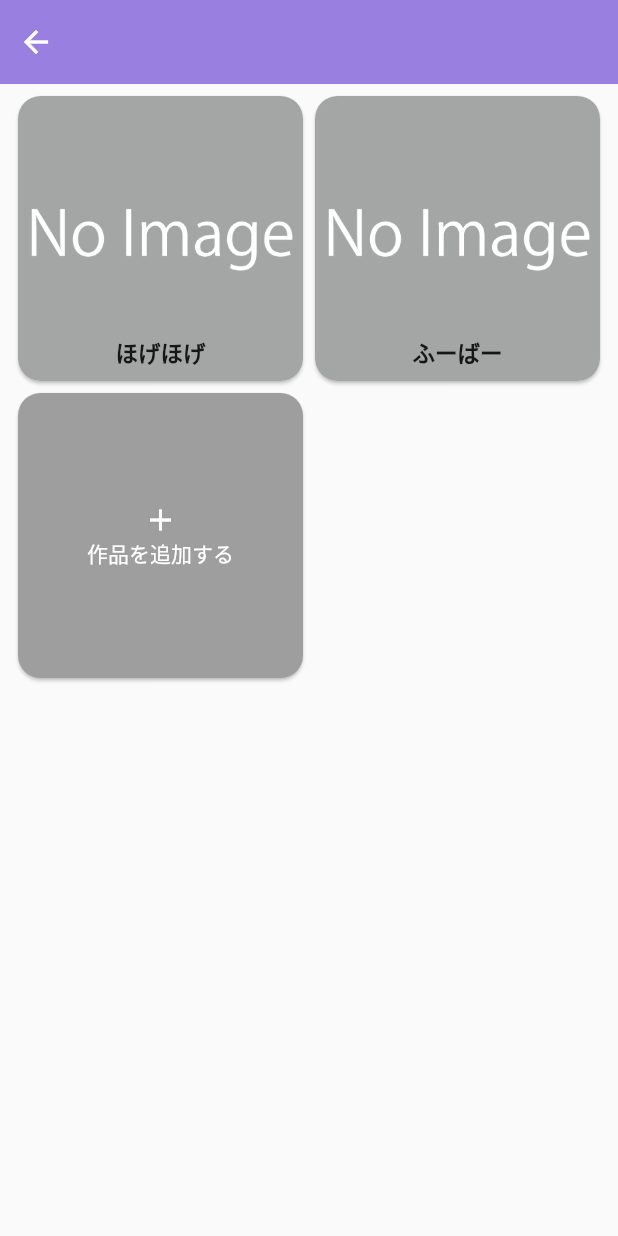
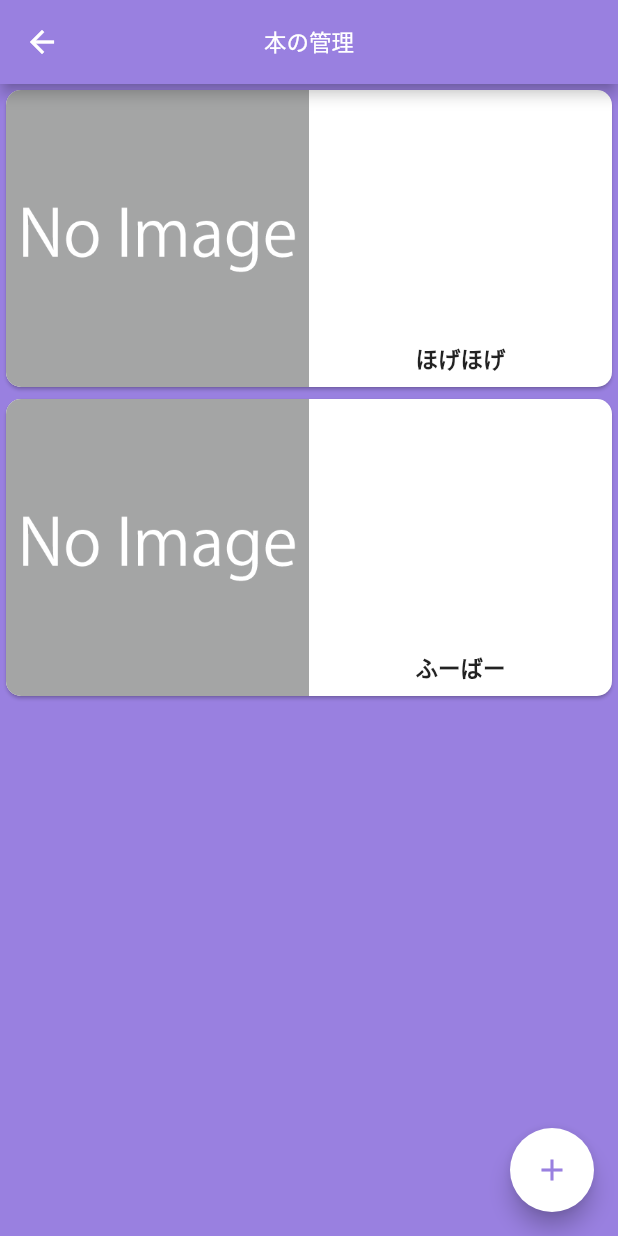
Before and after one commit to san-taki/dojin_hub, a Flutter app: the ProductListScreen screen opened by its route, on a phone screen of 412 x 824 dp. Run offline on Flutter 3.47's test engine with Material 2 defaults, Android fonts, the light colour scheme and no system bars; our stand-ins replace file_picker, fl_chart, flutter_hooks, flutter_riverpod, flutter_svg, fluttertoast and 6 more; missing offline and left inert: enum_to_string, package_info_plus_web; accounts and stored records are empty; statements that could not run were skipped.

Commit message:
ProductList修正

```diff
--- a/lib/ui/component/appbar/common_appbar.dart
+++ b/lib/ui/component/appbar/common_appbar.dart
@@ -20,8 +20,8 @@ class CommonAppBar extends ComponentType implements PreferredSizeWidget {
             title!,
             style: TextStyle(
               color: appColors.primaryText,
-              fontSize: AppFontSize.title,
-              fontWeight: AppFontWeight.title,
+              fontSize: AppFontSize.body,
+              fontWeight: AppFontWeight.body,
             ),
           )
         : null;
@@ -30,15 +30,10 @@ class CommonAppBar extends ComponentType implements PreferredSizeWidget {
   @override
   Widget build(BuildContext context) {
     var appColors = useProvider(appColorsProvider).state;
-
-    return Container(
-      color: appColors.primary,
-      padding: EdgeInsets.only(top: MediaQuery.of(context).padding.top),
-      child: Stack(
-        children: [
-          Align(
-            alignment: Alignment.centerLeft,
-            child: Visibility(
+    return AppBar(
+      centerTitle: true,
+      backgroundColor: appColors.primary,
+      leading: Visibility(
         visible: Navigator.of(context).canPop(),
         child: IconButton(
           icon: Icon(
@@ -48,20 +43,13 @@ class CommonAppBar extends ComponentType implements PreferredSizeWidget {
           onPressed: () => Navigator.of(context).pop(),
         ),
       ),
-          ),
-          Align(
-            alignment: Alignment.center,
-            child: createTitle(appColors),
-          ),
-          Align(
-            alignment: Alignment.centerRight,
-            child: Visibility(
+      title: createTitle(appColors),
+      actions: [
+        Visibility(
           visible: actionButton != null,
           child: actionButton ?? Center(),
         ),
-          ),
       ],
-      ),
     );
   }
 
--- a/lib/ui/screen/home_screen.dart
+++ b/lib/ui/screen/home_screen.dart
@@ -1,4 +1,5 @@
 import 'package:dojin_hub/app/data_model/app_colors.dart';
+import 'package:dojin_hub/app/style_constants.dart';
 import 'package:dojin_hub/di/app_provider.dart';
 import 'package:dojin_hub/di/screen_model_provider.dart';
 import 'package:dojin_hub/log/debug_log.dart';
@@ -19,18 +20,19 @@ class HomeScreen extends HookWidget implements ScreenType {
     var appColors = useProvider(appColorsProvider).state;
 
     return Scaffold(
-      appBar: HomeScreenAppBar(),
-      body: Flex(
+      body: Stack(
+        children: [
+          Flex(
             direction: Axis.vertical,
             children: [
               Flexible(
-            flex: 4,
+                flex: 5,
                 child: Container(
                   color: appColors.primary,
                 ),
               ),
               Flexible(
-            flex: 6,
+                flex: 5,
                 child: Container(
                   color: appColors.primary,
                   alignment: Alignment.topRight,
@@ -46,6 +48,37 @@ class HomeScreen extends HookWidget implements ScreenType {
                       ],
                     ),
                   ),
+                ),
+              ),
+            ],
+          ),
+          Container(
+            height: 56,
+            alignment: Alignment.center,
+            margin: EdgeInsets.only(top: MediaQuery.of(context).padding.top),
+            child: Stack(
+              children: [
+                Center(
+                  child: Text(
+                    'Dojinhub',
+                    style: TextStyle(
+                      color: appColors.primaryText,
+                      fontSize: AppFontSize.title,
+                      fontWeight: AppFontWeight.title,
+                    ),
+                  ),
+                ),
+                Align(
+                  alignment: Alignment.centerRight,
+                  child: IconButton(
+                    icon: Icon(
+                      Icons.splitscreen,
+                      color: Colors.white,
+                    ),
+                    onPressed: () => DebugLog.d('hogehoge'),
+                  ),
+                ),
+              ],
             ),
           ),
         ],
--- a/lib/ui/screen/product_list_screen.dart
+++ b/lib/ui/screen/product_list_screen.dart
@@ -1,5 +1,7 @@
 import 'dart:io';
 
+import 'package:dojin_hub/app/data_model/app_colors.dart';
+import 'package:dojin_hub/di/app_provider.dart';
 import 'package:dojin_hub/di/screen_model_provider.dart';
 import 'package:dojin_hub/di/temporary_provider.dart';
 import 'package:dojin_hub/domain/entity/product.dart';
@@ -19,32 +21,61 @@ class ProductListScreen extends HookWidget implements ScreenType {
     var screenModel = useProvider(productListScreenModelProvider);
     var detailScreenPosition =
         useProvider(productDetailScreenCurrentPositionProvider);
+    var appColors = useProvider(appColorsProvider).state;
 
     return Scaffold(
-      appBar: CommonAppBar(),
-      body: GridView.count(
-        crossAxisCount: 2,
-        padding: EdgeInsets.symmetric(
-          vertical: 4,
-          horizontal: 8,
+      backgroundColor: appColors.primary,
+      appBar: CommonAppBar(
+        title: '本の管理',
       ),
+      body: ListView.builder(
+        physics: NeverScrollableScrollPhysics(),
         shrinkWrap: true,
-        physics: NeverScrollableScrollPhysics(),
-        children: screenModel.products
-            .map((Product product) => Card(
+        itemCount: screenModel.products.length,
+        itemBuilder: (BuildContext context, int index) =>
+            _buildProductListTile(
+          context,
+          screenModel,
+          detailScreenPosition,
+          screenModel.products[index],
+          appColors,
+        ),
+      ),
+      floatingActionButtonLocation: FloatingActionButtonLocation.endFloat,
+      floatingActionButtonAnimator: FloatingActionButtonAnimator.scaling,
+      floatingActionButton: _buildFloatingActionButton(
+        context,
+        screenModel,
+        appColors,
+      ),
+    );
+  }
+
+  Widget _buildProductListTile(
+    BuildContext context,
+    ProductListScreenModel screenModel,
+    detailScreenPosition,
+    Product product,
+    AppColors appColors,
+  ) {
+    return SizedBox(
+      height: MediaQuery.of(context).size.height / 4,
+      child: Card(
         clipBehavior: Clip.antiAlias,
         shape: RoundedRectangleBorder(
-                  borderRadius: BorderRadius.circular(15),
+          borderRadius: BorderRadius.circular(10),
         ),
         child: InkWell(
           onTap: () {
-                    detailScreenPosition.state =
-                        screenModel.products.indexOf(product);
+            detailScreenPosition.state = screenModel.products.indexOf(product);
             Navigator.of(context).pushNamed(RouteName.product_detail);
           },
-                  child: Stack(
+          child: Flex(
+            direction: Axis.horizontal,
             children: [
-                      Container(
+              Flexible(
+                flex: 1,
+                child: Container(
                   decoration: BoxDecoration(
                     image: DecorationImage(
                       fit: BoxFit.cover,
@@ -61,6 +92,11 @@ class ProductListScreen extends HookWidget implements ScreenType {
                     ),
                   ),
                 ),
+              ),
+              Flexible(
+                flex: 1,
+                child: Stack(
+                  children: [
                     Container(
                       padding: EdgeInsets.all(8),
                       alignment: Alignment.bottomCenter,
@@ -86,33 +122,24 @@ class ProductListScreen extends HookWidget implements ScreenType {
                   ],
                 ),
               ),
-              ),
-            ).toList()
-              ..add(
-                Card(
-                  color: Colors.grey,
-                  shape: RoundedRectangleBorder(
-                    borderRadius: BorderRadius.circular(15),
-                  ),
-                  child: InkWell(
-                    onTap: () =>
-                        _showAddProductBottomSheet(context, screenModel),
-                    child: Column(
-                      mainAxisAlignment: MainAxisAlignment.center,
-                      children: [
-                        Icon(
-                          Icons.add,
-                          color: Colors.white,
-                        ),
-                        Text(
-                          '作品を追加する',
-                          style: TextStyle(color: Colors.white),
-                        ),
             ],
           ),
         ),
       ),
-              ),
+    );
+  }
+
+  Widget _buildFloatingActionButton(
+    BuildContext context,
+    ProductListScreenModel screenModel,
+    AppColors appColors,
+  ) {
+    return FloatingActionButton(
+      backgroundColor: appColors.primaryText,
+      onPressed: () => _showAddProductBottomSheet(context, screenModel),
+      child: Icon(
+        Icons.add,
+        color: appColors.primary,
       ),
     );
   }
```
Also changed, not shown: 1 other file. Lines whose indentation alone changed are shown as unchanged.
